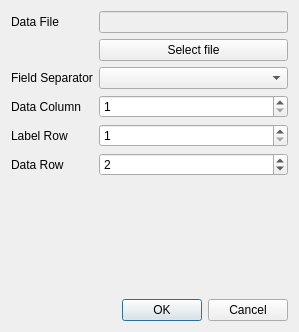
First picture: the form in src/dialog.ui, repository jgeudens/GraphViewer, before the edit.
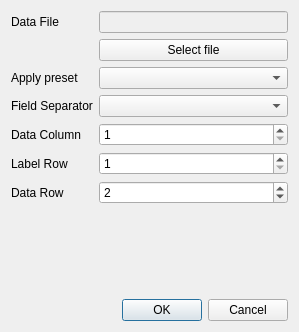
Second picture: the form after the edit.

Commit message: Added some basic preset

What changed in the file:
```diff
--- a/src/dialog.ui
+++ b/src/dialog.ui
@@ -31,21 +31,21 @@
        <property name="fieldGrowthPolicy">
         <enum>QFormLayout::AllNonFixedFieldsGrow</enum>
        </property>
-       <item row="4" column="0">
+       <item row="5" column="0">
         <widget class="QLabel" name="label">
          <property name="text">
           <string>Field Separator</string>
          </property>
         </widget>
        </item>
-       <item row="6" column="0">
+       <item row="7" column="0">
         <widget class="QLabel" name="label_3">
          <property name="text">
           <string>Data Column</string>
          </property>
         </widget>
        </item>
-       <item row="6" column="1">
+       <item row="7" column="1">
         <widget class="QSpinBox" name="spinDataColumn">
          <property name="minimum">
           <number>1</number>
@@ -58,14 +58,14 @@
          </property>
         </widget>
        </item>
-       <item row="7" column="0">
+       <item row="8" column="0">
         <widget class="QLabel" name="label_4">
          <property name="text">
           <string>Label Row</string>
          </property>
         </widget>
        </item>
-       <item row="7" column="1">
+       <item row="8" column="1">
         <widget class="QSpinBox" name="spinLabelRow">
          <property name="minimum">
           <number>1</number>
@@ -78,14 +78,14 @@
          </property>
         </widget>
        </item>
-       <item row="8" column="0">
+       <item row="9" column="0">
         <widget class="QLabel" name="label_2">
          <property name="text">
           <string>Data Row</string>
          </property>
         </widget>
        </item>
-       <item row="8" column="1">
+       <item row="9" column="1">
         <widget class="QSpinBox" name="spinDataRow">
          <property name="minimum">
           <number>1</number>
@@ -119,9 +119,19 @@
          </property>
         </widget>
        </item>
-       <item row="4" column="1">
+       <item row="5" column="1">
         <widget class="QComboBox" name="comboFieldSeparator"/>
        </item>
+       <item row="4" column="0">
+        <widget class="QLabel" name="label_6">
+         <property name="text">
+          <string>Apply preset</string>
+         </property>
+        </widget>
+       </item>
+       <item row="4" column="1">
+        <widget class="QComboBox" name="comboPreset"/>
+       </item>
       </layout>
      </item>
     </layout>
```
The commit also changes 2 other files.
